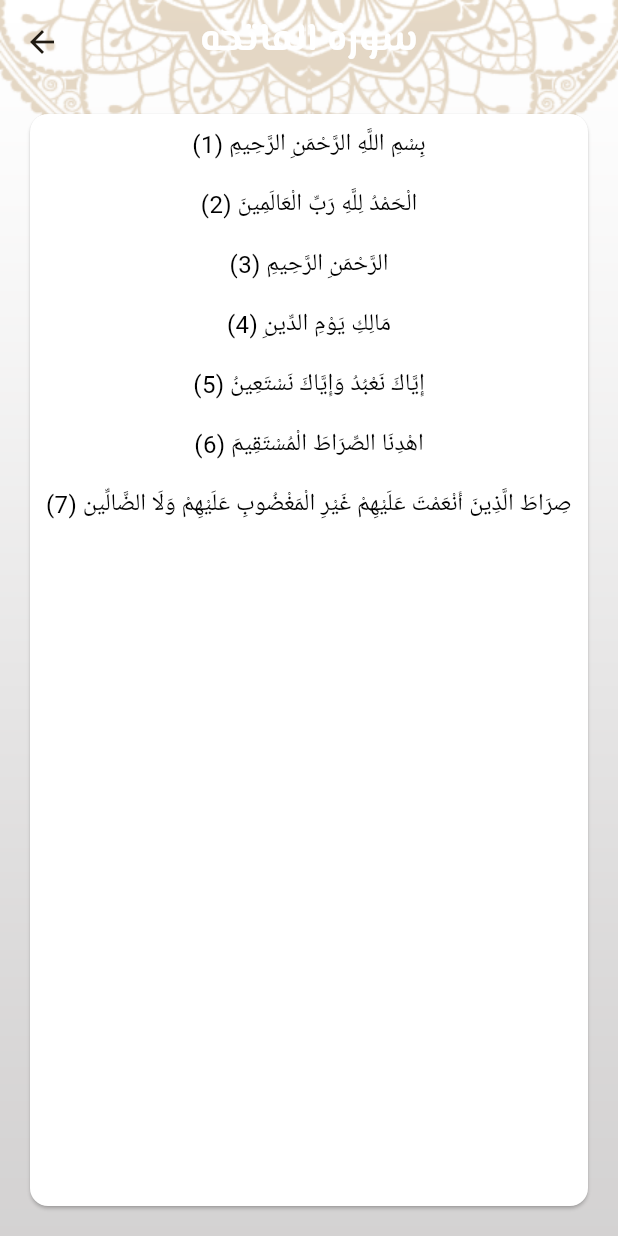
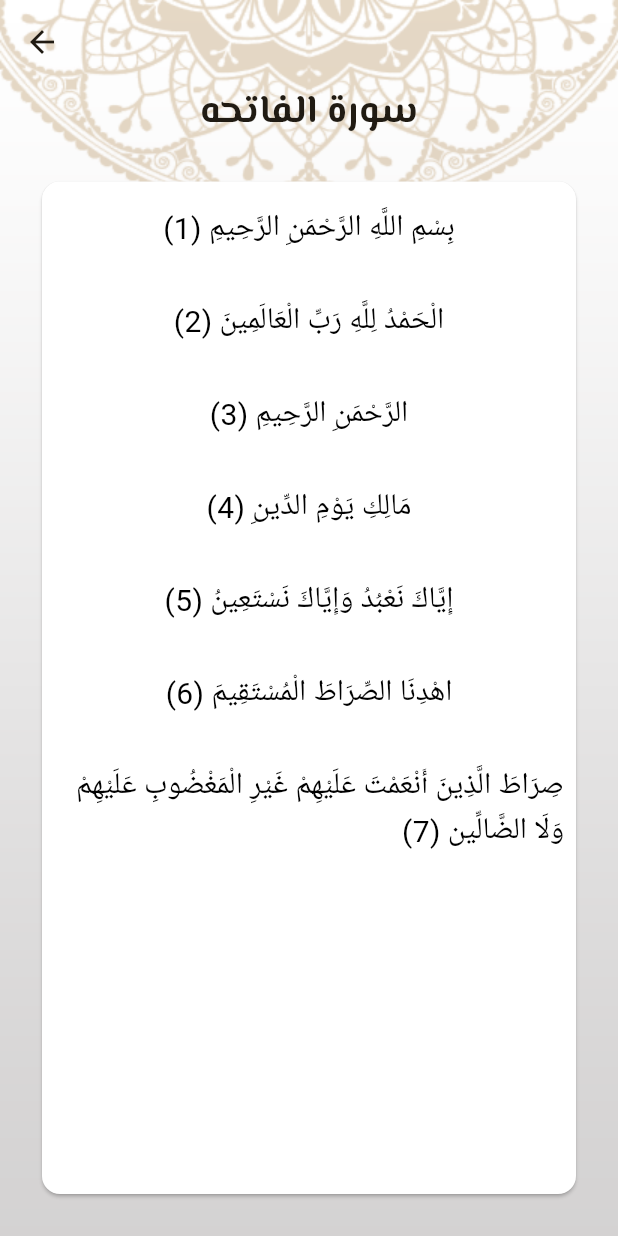
Before and after one commit to M7moud-sayed/Islamic_app, a Flutter app: the screen it shows after launch, after a tap on "الفاتحه", on a phone screen of 412 x 824 dp. Run offline on Flutter 3.47's test engine with Material 3 defaults, Android fonts, the phone set to English and light mode, and no system bars.

```diff
--- a/lib/main.dart
+++ b/lib/main.dart
@@ -1,4 +1,5 @@
 import 'package:flutter/material.dart';
+import 'package:islamic_app/ui/home/hadeth_details/hadeth_details_screen.dart';
 import 'package:islamic_app/ui/home/home_screen.dart';
 import 'package:islamic_app/ui/quran_details/quran_details_screen.dart';
 import 'package:islamic_app/ui/splash/splash_screen.dart';
@@ -51,6 +52,7 @@ class MyApp extends StatelessWidget {
         SplashScreen.routeName: (_) => const SplashScreen(),
         HomeScreen.routeName: (_) => const HomeScreen(),
         QuranDetailsScreen.routeName: (_) => QuranDetailsScreen(),
+        HadethDetailsScreen.routeName: (_) => HadethDetailsScreen(),
       },
     );
   }
--- a/lib/ui/quran_details/quran_details_screen.dart
+++ b/lib/ui/quran_details/quran_details_screen.dart
@@ -22,23 +22,38 @@ class _QuranDetailsScreenState extends State<QuranDetailsScreen> {
               image: AssetImage("assets/images/main_background.png"),
               fit: BoxFit.fill)),
       child: Scaffold(
-        appBar: AppBar(
-          title: Text("سورة ${args.title}",style: TextStyle(fontFamily: "El Messiri",fontSize: 26,fontWeight: FontWeight.bold),),
+        appBar: AppBar(),
+        body: Column(
+          children: [
+            Text(
+              "سورة ${args.title}",
+              style: TextStyle(
+                  fontFamily: "El Messiri",
+                  fontSize: 26,
+                  fontWeight: FontWeight.bold),
             ),
-
-        body: Card( color: Colors.white,
+            Expanded(
+              child: Padding(
+                padding: const EdgeInsets.all(8.0),
+                child: Card(
+                  color: Colors.white,
                   margin: EdgeInsets.all(20),
                   /*elevation: 20,*/
                   child: lines.isNotEmpty
                       ? ListView.separated(
                           itemBuilder: (context, index) => Padding(
-                padding: const EdgeInsets.only(top: 8.0,bottom: 3,),
+                                padding: const EdgeInsets.only(
+                                  top: 8.0,
+                                  bottom: 3,
+                                ),
                                 child: Center(
-
+                                  child: Padding(
+                                    padding: const EdgeInsets.all(8.0),
                                     child: Text(
                                       "${lines[index]} (${index + 1})",
                                       textDirection: TextDirection.rtl,
-                    style: TextStyle(color: Colors.black,fontSize: 16),
+                                      style: TextStyle(color: Colors.black, fontSize: 20),
+                                    ),
                                   ),
                                 ),
                               ),
@@ -51,6 +66,10 @@ class _QuranDetailsScreenState extends State<QuranDetailsScreen> {
                         ),
                 ),
               ),
+            ),
+          ],
+        ),
+      ),
     );
   }
 
@@ -58,7 +77,7 @@ class _QuranDetailsScreenState extends State<QuranDetailsScreen> {
 
   void readQuranFiles(int index) async {
     String quran = await rootBundle.loadString("assets/files/${index + 1}.txt");
-    lines = quran.split("\n");
+    lines = quran.trim().split("\n");
     setState(() {});
   }
 }
```
Also changed, not shown: lib/ui/home/hadeth_details/hadeth_details_screen.dart (added, +50 -0 lines), lib/ui/home/hadeth_title_item.dart (added, +20 -0 lines), lib/ui/home/hadeth_widget.dart (+71 -2 lines), pubspec.yaml (+0 -13 lines), assets/images/hadeth_header.jpg. Lines whose indentation alone changed are shown as unchanged.
